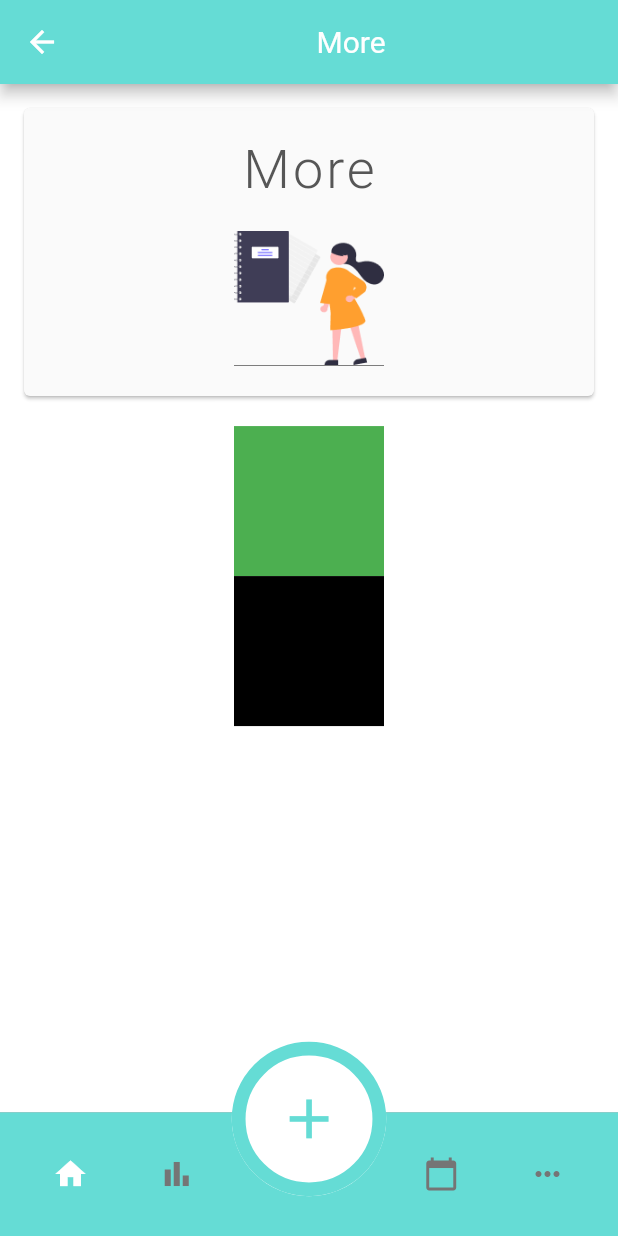
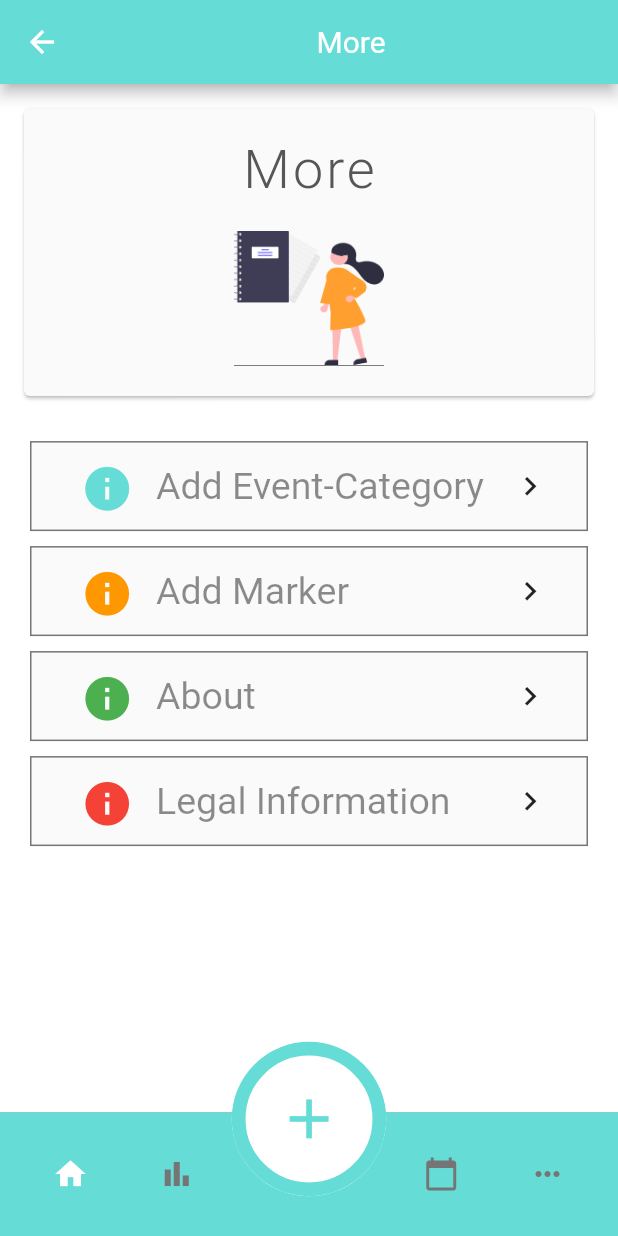
Before and after one commit to florianthom/MobileAppPublicHealthFrontend, a Flutter app: the MoreScreen screen opened by its route, on a phone screen of 412 x 824 dp. Run offline on Flutter 3.47's test engine with Material 2 defaults, Android fonts, the phone set to English and light mode, and no system bars; our stand-ins replace bloc, charts_flutter, flutter_bloc, sqflite, table_calendar; missing offline and left inert: lipsum; accounts and stored records are empty; generated files the repository leaves out were written again.

Commit message:
Added more-page options

```diff
--- /dev/null
+++ b/Implementation/mobile_health/lib/components/MoreOptionBox.dart
@@ -0,0 +1,83 @@
+import 'package:flutter/material.dart';
+import 'package:mobile_health/components/HomeCategoryHeader.dart';
+import 'package:mobile_health/components/HomeCategoryItem.dart';
+import 'package:mobile_health/models/EntryType.dart';
+
+class MoreOptionBox extends StatefulWidget {
+  final String title;
+  final String routeString;
+  final Color iconColor;
+
+  MoreOptionBox({String title, String routeString, Color iconColor})
+      : this.title = title,
+        this.routeString = routeString,
+        this.iconColor = iconColor;
+
+  @override
+  _MoreOptionBoxState createState() => _MoreOptionBoxState(title, routeString, iconColor);
+}
+
+class _MoreOptionBoxState extends State<MoreOptionBox> {
+  _MoreOptionBoxState(this.title, this.routeString, this.iconColor);
+  final String title;
+  final String routeString;
+  final Color iconColor;
+
+  @override
+  Widget build(BuildContext context) {
+    return Padding(
+      padding: EdgeInsets.fromLTRB(0, 10, 0, 0),
+      child: Container(
+
+        child: Column(
+
+          children: [
+            Container(
+              decoration: BoxDecoration(
+                border: Border.all(color: Colors.grey.shade600),
+                color: Colors.grey.shade50,
+              ),
+              height: 60,
+              child: Row(
+                children: [
+                  SizedBox(
+                    width: 25,
+                  ),
+                  IconButton(
+                    icon: Icon(
+                        Icons.info,
+                        color: this.iconColor,
+                      size: 35,
+                    ),
+                    onPressed: () {},
+                    // splashColor: this.iconColor,
+                  ),
+                  SizedBox(
+                    width: 10,
+                  ),
+                  Expanded(
+                    child: Text(
+                      this.title,
+                      style: TextStyle(
+                        fontSize: 25,
+                        fontWeight: FontWeight.w500,
+                        color: Colors.black45,
+                      ),
+                    ),
+                  ),
+                  Icon(
+                      Icons.keyboard_arrow_right_outlined,
+                    size: 25,
+                  ),
+                  SizedBox(
+                    width: 25,
+                  )
+                ],
+              ),
+            )
+          ],
+        ),
+      ),
+    );
+  }
+}
--- a/Implementation/mobile_health/lib/screens/MoreScreen.dart
+++ b/Implementation/mobile_health/lib/screens/MoreScreen.dart
@@ -1,6 +1,7 @@
 import 'package:flutter/material.dart';
 import 'package:mobile_health/components/CostumBottomFloatingButton.dart';
 import 'package:mobile_health/components/CustomBottomNavigationBar.dart';
+import 'package:mobile_health/components/MoreOptionBox.dart';
 import 'package:mobile_health/components/StaticTopAppBar.dart';
 import 'package:mobile_health/components/TitleCardHome.dart';
 import 'package:mobile_health/components/TitleCardMore.dart';
@@ -36,16 +37,10 @@ class _MoreScreenState extends State<MoreScreen> {
               padding: EdgeInsets.fromLTRB(20, 20, 20, 20),
               child: Column(
                 children: [
-                  Container(
-                    width: 100,
-                    height: 100,
-                    color: Colors.green,
-                  ),
-                  Container(
-                    width: 100,
-                    height: 100,
-                    color: Colors.black,
-                  )
+                  MoreOptionBox(title: "Add Event-Category", routeString: "test/route", iconColor: Color.fromARGB(255, 101, 220, 213)),
+                  MoreOptionBox(title: "Add Marker", routeString: "test/route", iconColor: Colors.orange,),
+                  MoreOptionBox(title: "About", routeString: "test/route", iconColor: Colors.green,),
+                  MoreOptionBox(title: "Legal Information", routeString: "test/route", iconColor: Colors.red,),
                 ],
               ),
             )
```
